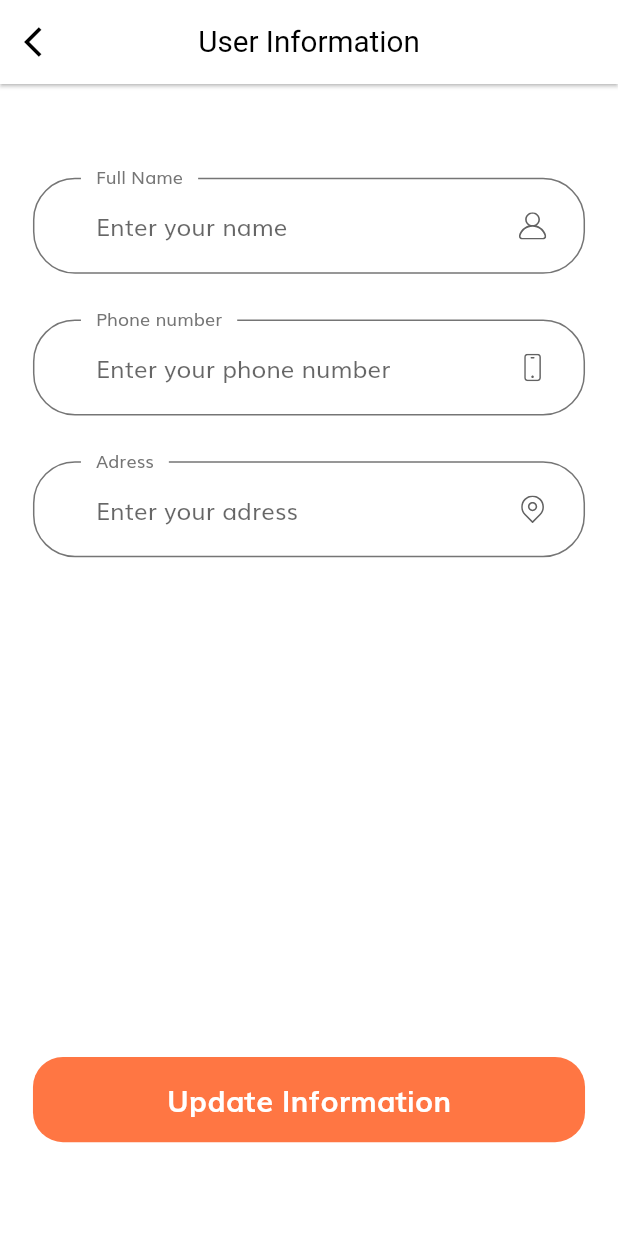
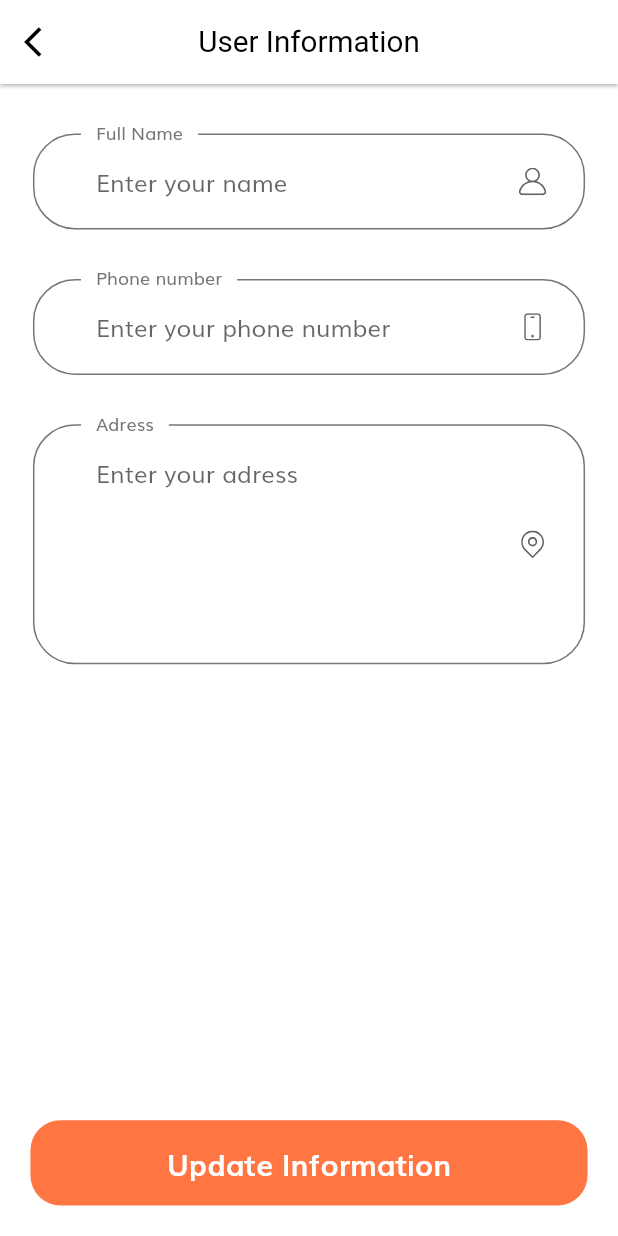
Before and after one commit to ArturLevchuk/e_commerce, a Flutter app: the UserInformationEditScreen screen opened by its route, on a phone screen of 412 x 824 dp. Run offline on Flutter 3.47's test engine with Material 2 defaults, Android fonts, the phone set to English and light mode, and no system bars; our stand-ins replace awesome_notifications, bloc, custom_refresh_indicator, dio, equatable, flutter_bloc and 2 more; accounts and stored records are empty.

Commit message:
user_information_edit_screen update

```diff
--- a/lib/screens/main_app/user_information_edit_screen.dart
+++ b/lib/screens/main_app/user_information_edit_screen.dart
@@ -1,5 +1,6 @@
 import 'package:e_commerce/repositories/auth_repository.dart';
 import 'package:e_commerce/screens/loading_screen.dart';
+import 'package:e_commerce/utils/CustomScrollBehavior.dart';
 import 'package:flutter/material.dart';
 import 'package:flutter/services.dart';
 import 'package:flutter_bloc/flutter_bloc.dart';
@@ -61,26 +62,44 @@ class _UserInformationEditScreenState extends State<UserInformationEditScreen> {
   @override
   Widget build(BuildContext context) {
     return !isLoading
-        ? Scaffold(
+        ? GestureDetector(
+            onTap: () {
+              FocusScope.of(context).unfocus();
+            },
+            child: Scaffold(
               appBar: customAppBar(context),
               body: Form(
                 key: _formKey,
+                child: ScrollConfiguration(
+                  behavior: CustomScrollBehavior(),
+                  child: SingleChildScrollView(
                     child: Padding(
                         padding: EdgeInsets.symmetric(
                             horizontal: getProportionateScreenWidth(20)),
                         child: Column(
                           children: [
-                    const Spacer(),
+                            SizedBox(height: getProportionateScreenWidth(30)),
                             buildNameField(),
-                    SizedBox(height: getProportionateScreenHeight(30)),
+                            SizedBox(height: getProportionateScreenWidth(30)),
                             buildPhoneNumberField(),
-                    SizedBox(height: getProportionateScreenHeight(30)),
+                            SizedBox(height: getProportionateScreenWidth(30)),
                             buildAdressField(),
-                    SizedBox(height: getProportionateScreenHeight(20)),
+                            SizedBox(height: getProportionateScreenWidth(30)),
                             FormError(errors: errors),
-                    const Spacer(flex: 5),
-                    isInfUpdating
-                        ? const CircularProgressIndicator(color: kPrimaryColor)
+                          ],
+                        )),
+                  ),
+                ),
+              ),
+              bottomNavigationBar: Padding(
+                padding: EdgeInsets.all(getProportionateScreenHeight(20)),
+                child: isInfUpdating
+                    ? Row(
+                        mainAxisAlignment: MainAxisAlignment.center,
+                        children: const [
+                          CircularProgressIndicator(color: kPrimaryColor),
+                        ],
+                      )
                     : DefaultButton(
                         text: "Update Information",
                         press: () async {
@@ -102,15 +121,12 @@ class _UserInformationEditScreenState extends State<UserInformationEditScreen> {
                                 showErrorDialog(context, err.toString());
                               } catch (err) {
                                 ScaffoldMessenger.of(context).showSnackBar(
-                                        SnackBar(
-                                            content: Text(err.toString())));
+                                    SnackBar(content: Text(err.toString())));
                               } finally {
                                 showDialog(
                                   context: context,
-                                      builder: (_) =>
-                                          const AlertDialogTextWithPic(
-                                        text:
-                                            "User information succefuly updated!",
+                                  builder: (_) => const AlertDialogTextWithPic(
+                                    text: "User information succefuly updated!",
                                     svgSrc:
                                         "assets/icons/Check mark rounde.svg",
                                   ),
@@ -122,9 +138,6 @@ class _UserInformationEditScreenState extends State<UserInformationEditScreen> {
                             isInfUpdating = false;
                           });
                         },
-                          ),
-                    const Spacer(),
-                  ],
                       ),
               ),
             ),
@@ -144,6 +157,8 @@ class _UserInformationEditScreenState extends State<UserInformationEditScreen> {
         suffixIcon:
             CustomSuffixIcon(svgIcon: "assets/icons/Location point.svg"),
       ),
+      minLines: 5,
+      maxLines: 5,
       initialValue: userInformation?.adress,
       onSaved: (newValue) {
         adress = newValue!;
```
Lines whose indentation alone changed are shown as unchanged.
